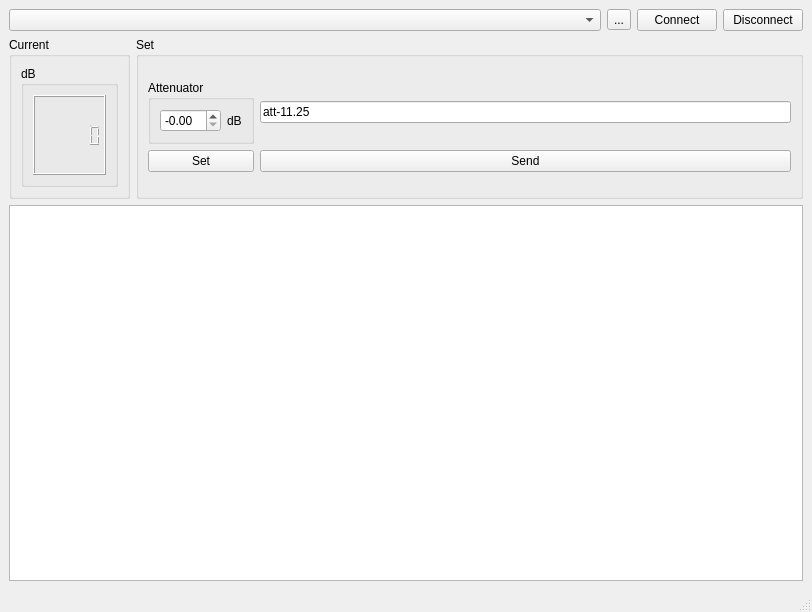
This is mainwindow.ui in coozoo/digiattcontrol as Qt 5 draws it before an edit. The edited form follows.
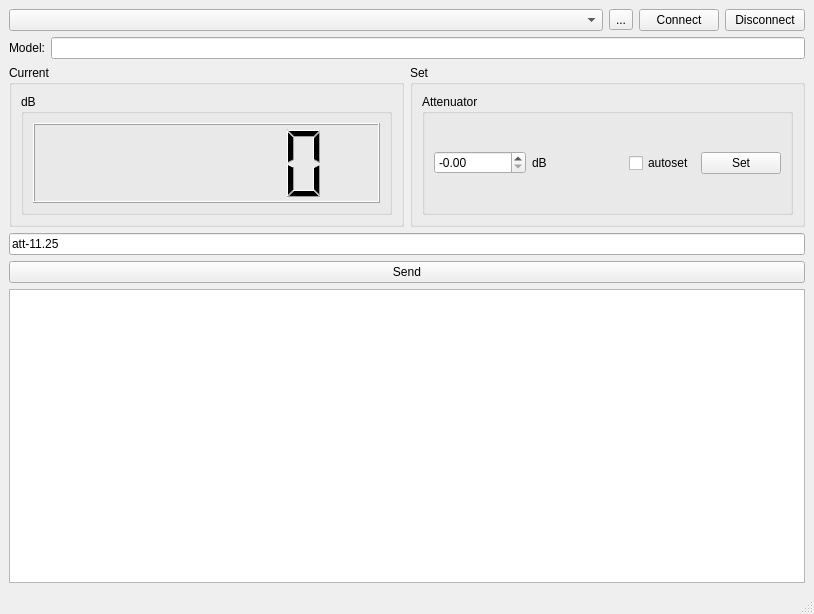
This is the edited form.

```diff
--- a/mainwindow.ui
+++ b/mainwindow.ui
@@ -6,8 +6,8 @@
    <rect>
     <x>0</x>
     <y>0</y>
-    <width>812</width>
-    <height>612</height>
+    <width>814</width>
+    <height>614</height>
    </rect>
   </property>
   <property name="windowTitle">
@@ -17,9 +17,112 @@
    <layout class="QGridLayout" name="gridLayout_18">
     <item row="0" column="1">
      <layout class="QGridLayout" name="gridLayout">
-      <item row="2" column="0">
+      <item row="0" column="1">
+       <layout class="QHBoxLayout" name="horizontalLayout">
+        <item>
+         <widget class="QComboBox" name="device_comboBox">
+          <property name="sizePolicy">
+           <sizepolicy hsizetype="Expanding" vsizetype="Fixed">
+            <horstretch>0</horstretch>
+            <verstretch>0</verstretch>
+           </sizepolicy>
+          </property>
+         </widget>
+        </item>
+        <item>
+         <widget class="QToolButton" name="refreshDevices_toolbutton">
+          <property name="toolTip">
+           <string>Refresh</string>
+          </property>
+          <property name="text">
+           <string>...</string>
+          </property>
+         </widget>
+        </item>
+        <item>
+         <widget class="QPushButton" name="connect_pushButton">
+          <property name="text">
+           <string>Connect</string>
+          </property>
+         </widget>
+        </item>
+        <item>
+         <widget class="QPushButton" name="disconnect_pushButton">
+          <property name="text">
+           <string>Disconnect</string>
+          </property>
+         </widget>
+        </item>
+       </layout>
+      </item>
+      <item row="2" column="1">
        <layout class="QGridLayout" name="gridLayout_4">
-        <item row="0" column="1">
+        <item row="2" column="0">
+         <widget class="QGroupBox" name="groupBox">
+          <property name="title">
+           <string>Current</string>
+          </property>
+          <layout class="QGridLayout" name="gridLayout_7">
+           <item row="0" column="0">
+            <layout class="QHBoxLayout" name="horizontalLayout_3">
+             <item>
+              <widget class="QGroupBox" name="groupBox_3">
+               <property name="title">
+                <string>dB</string>
+               </property>
+               <layout class="QGridLayout" name="gridLayout_9">
+                <item row="0" column="0">
+                 <widget class="QLCDNumber" name="currentattenuation_lcdNumber">
+                  <property name="sizePolicy">
+                   <sizepolicy hsizetype="Minimum" vsizetype="Maximum">
+                    <horstretch>0</horstretch>
+                    <verstretch>0</verstretch>
+                   </sizepolicy>
+                  </property>
+                  <property name="minimumSize">
+                   <size>
+                    <width>0</width>
+                    <height>80</height>
+                   </size>
+                  </property>
+                  <property name="smallDecimalPoint">
+                   <bool>false</bool>
+                  </property>
+                  <property name="digitCount">
+                   <number>6</number>
+                  </property>
+                  <property name="segmentStyle">
+                   <enum>QLCDNumber::SegmentStyle::Filled</enum>
+                  </property>
+                 </widget>
+                </item>
+               </layout>
+              </widget>
+             </item>
+            </layout>
+           </item>
+          </layout>
+         </widget>
+        </item>
+        <item row="0" column="0" colspan="2">
+         <layout class="QGridLayout" name="gridLayout_2">
+          <item row="0" column="1">
+           <widget class="QLineEdit" name="model_lineEdit">
+            <property name="readOnly">
+             <bool>true</bool>
+            </property>
+           </widget>
+          </item>
+          <item row="0" column="0">
+           <widget class="QLabel" name="label">
+            <property name="text">
+             <string>Model:</string>
+            </property>
+           </widget>
+          </item>
+         </layout>
+        </item>
+        <item row="2" column="1">
          <widget class="QGroupBox" name="groupBox_2">
           <property name="sizePolicy">
            <sizepolicy hsizetype="Preferred" vsizetype="Preferred">
@@ -31,28 +134,8 @@
            <string>Set</string>
           </property>
           <layout class="QGridLayout" name="gridLayout_8">
-           <item row="0" column="2">
+           <item row="1" column="2">
             <layout class="QGridLayout" name="gridLayout_14">
-             <item row="0" column="2">
-              <widget class="QLineEdit" name="write_data">
-               <property name="text">
-                <string>att-11.25</string>
-               </property>
-              </widget>
-             </item>
-             <item row="1" column="2">
-              <widget class="QPushButton" name="send_pushButton">
-               <property name="sizePolicy">
-                <sizepolicy hsizetype="Minimum" vsizetype="Maximum">
-                 <horstretch>0</horstretch>
-                 <verstretch>0</verstretch>
-                </sizepolicy>
-               </property>
-               <property name="text">
-                <string>Send</string>
-               </property>
-              </widget>
-             </item>
              <item row="0" column="1">
               <widget class="QGroupBox" name="groupBox_7">
                <property name="title">
@@ -61,7 +144,32 @@
                <layout class="QGridLayout" name="gridLayout_13">
                 <item row="0" column="0">
                  <layout class="QGridLayout" name="gridLayout_15">
-                  <item row="0" column="1" rowspan="2">
+                  <item row="1" column="3" rowspan="2">
+                   <layout class="QHBoxLayout" name="horizontalLayout_2">
+                    <item>
+                     <widget class="QCheckBox" name="autoset_checkBox">
+                      <property name="text">
+                       <string>autoset</string>
+                      </property>
+                     </widget>
+                    </item>
+                    <item>
+                     <widget class="QPushButton" name="set_pushButton">
+                      <property name="text">
+                       <string>Set</string>
+                      </property>
+                     </widget>
+                    </item>
+                   </layout>
+                  </item>
+                  <item row="1" column="2" rowspan="2">
+                   <widget class="QLabel" name="label_7">
+                    <property name="text">
+                     <string>dB</string>
+                    </property>
+                   </widget>
+                  </item>
+                  <item row="1" column="1" rowspan="2">
                    <widget class="QDoubleSpinBox" name="attenuation_doubleSpinBox">
                     <property name="minimumSize">
                      <size>
@@ -79,7 +187,7 @@
                      <number>2</number>
                     </property>
                     <property name="maximum">
-                     <double>31.750000000000000</double>
+                     <double>200.000000000000000</double>
                     </property>
                     <property name="singleStep">
                      <double>0.250000000000000</double>
@@ -89,116 +197,43 @@
                     </property>
                    </widget>
                   </item>
-                  <item row="0" column="2" rowspan="2">
-                   <widget class="QLabel" name="label_7">
-                    <property name="text">
-                     <string>dB</string>
-                    </property>
-                   </widget>
-                  </item>
                  </layout>
                 </item>
                </layout>
               </widget>
              </item>
-             <item row="1" column="1">
-              <widget class="QPushButton" name="set_pushButton">
-               <property name="text">
-                <string>Set</string>
-               </property>
-              </widget>
-             </item>
             </layout>
            </item>
           </layout>
          </widget>
         </item>
-        <item row="0" column="0">
-         <widget class="QGroupBox" name="groupBox">
-          <property name="title">
-           <string>Current</string>
-          </property>
-          <layout class="QGridLayout" name="gridLayout_7">
-           <item row="0" column="0">
-            <layout class="QHBoxLayout" name="horizontalLayout_3">
-             <item>
-              <widget class="QGroupBox" name="groupBox_3">
-               <property name="title">
-                <string>dB</string>
-               </property>
-               <layout class="QGridLayout" name="gridLayout_9">
-                <item row="0" column="0">
-                 <widget class="QLCDNumber" name="currentattenuation_lcdNumber">
-                  <property name="sizePolicy">
-                   <sizepolicy hsizetype="Minimum" vsizetype="Maximum">
-                    <horstretch>0</horstretch>
-                    <verstretch>0</verstretch>
-                   </sizepolicy>
-                  </property>
-                  <property name="minimumSize">
-                   <size>
-                    <width>0</width>
-                    <height>80</height>
-                   </size>
-                  </property>
-                  <property name="digitCount">
-                   <number>6</number>
-                  </property>
-                 </widget>
-                </item>
-               </layout>
-              </widget>
-             </item>
-            </layout>
-           </item>
-          </layout>
-         </widget>
-        </item>
        </layout>
       </item>
-      <item row="0" column="0">
-       <layout class="QHBoxLayout" name="horizontalLayout">
-        <item>
-         <widget class="QComboBox" name="device_comboBox">
-          <property name="sizePolicy">
-           <sizepolicy hsizetype="Expanding" vsizetype="Fixed">
-            <horstretch>0</horstretch>
-            <verstretch>0</verstretch>
-           </sizepolicy>
-          </property>
-         </widget>
-        </item>
-        <item>
-         <widget class="QToolButton" name="refreshDevices_toolbutton">
-          <property name="toolTip">
-           <string>Refresh</string>
-          </property>
-          <property name="text">
-           <string>...</string>
-          </property>
-         </widget>
-        </item>
-        <item>
-         <widget class="QPushButton" name="connect_pushButton">
-          <property name="text">
-           <string>Connect</string>
-          </property>
-         </widget>
-        </item>
-        <item>
-         <widget class="QPushButton" name="disconnect_pushButton">
-          <property name="text">
-           <string>Disconnect</string>
-          </property>
-         </widget>
-        </item>
-       </layout>
+      <item row="5" column="1">
+       <widget class="QPushButton" name="send_pushButton">
+        <property name="sizePolicy">
+         <sizepolicy hsizetype="Minimum" vsizetype="Maximum">
+          <horstretch>0</horstretch>
+          <verstretch>0</verstretch>
+         </sizepolicy>
+        </property>
+        <property name="text">
+         <string>Send</string>
+        </property>
+       </widget>
+      </item>
+      <item row="4" column="1">
+       <widget class="QLineEdit" name="write_data">
+        <property name="text">
+         <string>att-11.25</string>
+        </property>
+       </widget>
+      </item>
+      <item row="6" column="1">
+       <widget class="QPlainTextEdit" name="data_plainTextEdit"/>
       </item>
      </layout>
     </item>
-    <item row="1" column="1">
-     <widget class="QPlainTextEdit" name="data_plainTextEdit"/>
-    </item>
    </layout>
   </widget>
   <widget class="QMenuBar" name="menubar">
```
Left out of the diff: 2 changed lines with no effect on the pictures.
